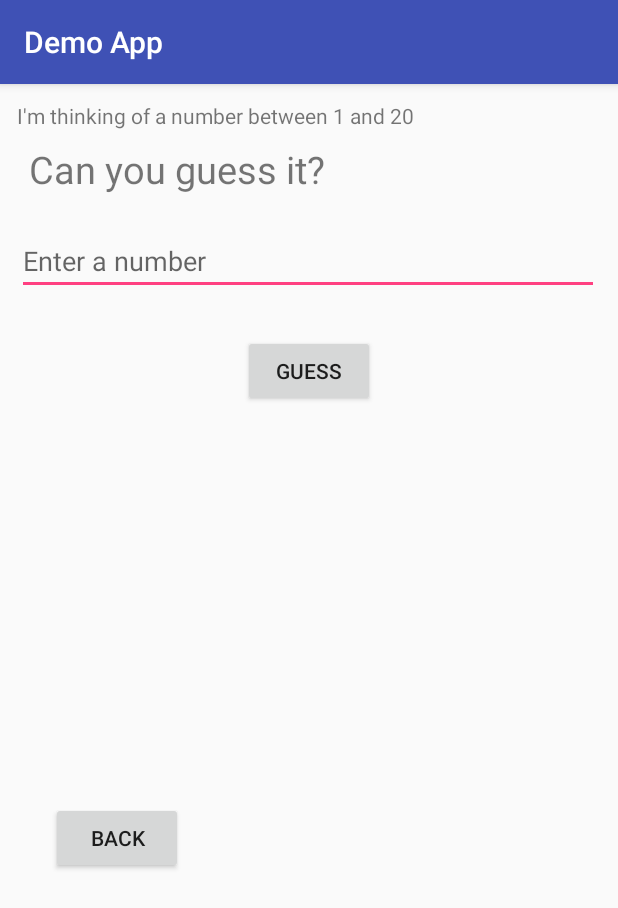
After one commit to JosueCuberoSanchez/DemoApp, an Android app: the LowerOrHigherActivity screen opened directly, with no data from a screen before it, on a phone screen of 412 x 824 dp. The commit adds this screen. Shown: the top 908 px of the screen. Run offline under Robolectric (Android 15) with nearby library versions, the phone set to English and light mode, and no system bars.

Commit message:
Higher or lower + refactor

```diff
--- a/app/src/main/AndroidManifest.xml
+++ b/app/src/main/AndroidManifest.xml
@@ -17,7 +17,9 @@
             </intent-filter>
         </activity>
         <activity android:name=".ImageTestActivity" />
-        <activity android:name=".CurrencyConverterActivity"></activity>
+        <activity android:name=".CurrencyConverterActivity" />
+        <activity android:name=".LowerOrHigherActivity" />
+        <activity android:name=".FirstMenuActivity"></activity>
     </application>
 
 </manifest>
--- /dev/null
+++ b/app/src/main/java/com/josuecubero/demoapp/LowerOrHigherActivity.java
@@ -0,0 +1,40 @@
+package com.josuecubero.demoapp;
+
+import android.content.Intent;
+import android.support.v7.app.AppCompatActivity;
+import android.os.Bundle;
+import android.view.View;
+import android.widget.EditText;
+import android.widget.Toast;
+
+public class LowerOrHigherActivity extends AppCompatActivity {
+
+    private int randomNumber;
+
+    @Override
+    protected void onCreate(Bundle savedInstanceState) {
+        this.randomNumber = 1 + (int)(Math.random() * ((20 - 1) + 1));
+        super.onCreate(savedInstanceState);
+        setContentView(R.layout.activity_lower_or_higher);
+    }
+
+    public void guess(View view){
+        EditText guessText = findViewById(R.id.guessText);
+        int userInput = Integer.parseInt(guessText.getText().toString());
+        String response;
+        if(userInput < this.randomNumber){
+            response = "Higher!";
+        } else if (userInput > this.randomNumber){
+            response = "Lower!";
+        } else {
+            response = "Ding ding!!!";
+        }
+        Toast.makeText(this, response, Toast.LENGTH_SHORT).show();
+    }
+
+    public void back(View view){
+        Intent intent = new Intent(LowerOrHigherActivity.this, FirstMenuActivity.class);
+        startActivity(intent);
+        finish();
+    }
+}
--- /dev/null
+++ b/app/src/main/res/layout/activity_lower_or_higher.xml
@@ -0,0 +1,61 @@
+<?xml version="1.0" encoding="utf-8"?>
+<RelativeLayout xmlns:android="http://schemas.android.com/apk/res/android"
+    xmlns:app="http://schemas.android.com/apk/res-auto"
+    xmlns:tools="http://schemas.android.com/tools"
+    android:layout_width="match_parent"
+    android:layout_height="match_parent"
+    tools:context=".LowerOrHigherActivity">
+
+    <TextView
+        android:id="@+id/textView"
+        android:layout_width="wrap_content"
+        android:layout_height="wrap_content"
+        android:layout_alignParentStart="true"
+        android:layout_alignParentTop="true"
+        android:layout_marginStart="11dp"
+        android:layout_marginTop="11dp"
+        android:text="@string/number_guess" />
+
+    <TextView
+        android:id="@+id/textView2"
+        android:layout_width="wrap_content"
+        android:layout_height="wrap_content"
+        android:layout_alignParentStart="true"
+        android:layout_alignParentTop="true"
+        android:layout_marginStart="19dp"
+        android:layout_marginTop="39dp"
+        android:text="@string/can_you_guess_it"
+        android:textSize="25sp" />
+
+    <EditText
+        android:id="@+id/guessText"
+        android:layout_width="388dp"
+        android:layout_height="wrap_content"
+        android:layout_alignParentTop="true"
+        android:layout_alignStart="@+id/textView"
+        android:layout_marginTop="95dp"
+        android:ems="10"
+        android:hint="@string/enter_a_number"
+        android:inputType="number" />
+
+    <Button
+        android:id="@+id/button8"
+        android:layout_width="wrap_content"
+        android:layout_height="wrap_content"
+        android:layout_alignParentTop="true"
+        android:layout_centerHorizontal="true"
+        android:layout_marginTop="167dp"
+        android:onClick="guess"
+        android:text="@string/guess" />
+
+    <Button
+        android:id="@+id/button11"
+        android:layout_width="wrap_content"
+        android:layout_height="wrap_content"
+        android:layout_alignParentBottom="true"
+        android:layout_alignParentStart="true"
+        android:layout_marginBottom="241dp"
+        android:layout_marginStart="34dp"
+        android:onClick="back"
+        android:text="@string/back" />
+</RelativeLayout>
--- a/app/src/main/res/values/strings.xml
+++ b/app/src/main/res/values/strings.xml
@@ -1,9 +1,26 @@
 <resources>
     <string name="app_name">Demo App</string>
+
     <string name="hello_josue">Hello Josue!</string>
+    <string name="click_function">Click function [Toast Test]</string>
+    <string name="enter_your_name">enter your name..</string>
+    <string name="enter_your_password">enter your password..</string>
+    <string name="menu_1">Menu 1</string>
+
     <string name="eddie_s_head">Eddie\'s head</string>
     <string name="change_image">Change image</string>
+
     <string name="enter_currency_dollars">Enter currency(dollars)</string>
     <string name="convert_to_colones">Convert to colones</string>
     <string name="currency_image">Currency Image</string>
+
+    <!-- Menu -->
+    <string name="go_to_currency_converter">Go to currency converter</string>
+    <string name="go_to_higher_or_lower">Go to higher or lower</string>
+    <string name="go_to_images_test">Go to images test</string>
+    <string name="number_guess">I\'m thinking of a number between 1 and 20</string>
+    <string name="can_you_guess_it">Can you guess it?</string>
+    <string name="enter_a_number">Enter a number</string>
+    <string name="guess">Guess</string>
+    <string name="back">Back</string>
 </resources>
```
Also changed, not shown: app/src/main/java/com/josuecubero/demoapp/CurrencyConverterActivity.java (+7 -0 lines), app/src/main/java/com/josuecubero/demoapp/FirstMenuActivity.java (added, +39 -0 lines), app/src/main/java/com/josuecubero/demoapp/ImageTestActivity.java (+7 -0 lines), app/src/main/java/com/josuecubero/demoapp/MainActivity.java (+8 -16 lines), app/src/main/res/layout/activity_currency_converter.xml (+13 -0 lines), app/src/main/res/layout/activity_first_menu.xml (added, +52 -0 lines), app/src/main/res/layout/activity_image_test.xml (+11 -0 lines), app/src/main/res/layout/activity_main.xml (+14 -24 lines).
